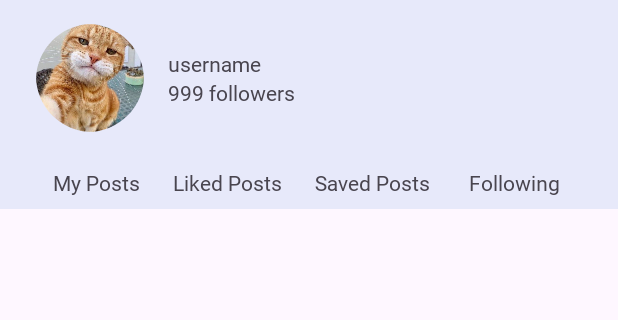
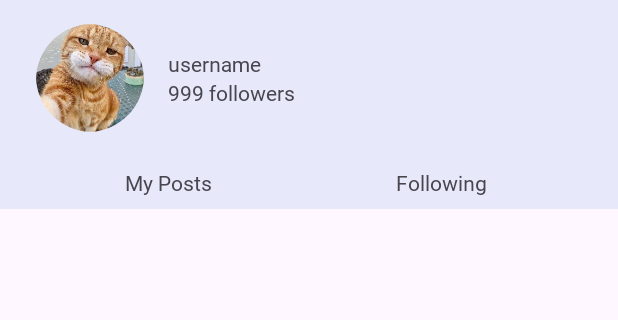
Before and after one commit to alyssaysabelle/Nomads_App, an Android app: the ViewProfile screen opened directly, with no data from a screen before it, on a phone screen of 412 x 824 dp, the part 93-413 px from its top. Run offline under Robolectric (Android 15) with nearby library versions, the phone set to English and light mode, and no system bars; our stand-ins replace Firebase (no records; nobody signed in at launch, a user with empty details on screens opened directly), Picasso; 5 statements that could not run were skipped.

Commit message:
- updated my posts in view profile

```diff
--- a/app/src/main/java/com/mobdeve/s13/group8/nomadsapp/ViewProfile.java
+++ b/app/src/main/java/com/mobdeve/s13/group8/nomadsapp/ViewProfile.java
@@ -65,31 +65,17 @@ public class ViewProfile extends AppCompatActivity {
             }
         });
 
-        /*
         FirebaseFirestore db = FirebaseFirestore.getInstance();
-
-        db.collection("Posts").get().addOnCompleteListener(task -> {
+        // check if user has posts in db
+        db.collection("Posts").whereEqualTo("user.username", currentUser.getUsername()).get().addOnCompleteListener(task -> {
             if (task.isSuccessful()) {
-                if (task.getResult().isEmpty()) {
-                    Toast.makeText(ViewProfile.this, "No posts", Toast.LENGTH_SHORT).show();
-                } else {
-                    posts = new ArrayList<>();
-                    for (QueryDocumentSnapshot document : task.getResult()) {
-                        Post post = document.toObject(Post.class);
-                        posts.add(post);
-                    }
-                    Toast.makeText(ViewProfile.this, posts.size() + " posts", Toast.LENGTH_SHORT).show();
-
-                    // Update the adapter with the new list of posts
-                    OwnProfileAdapter adapter = new OwnProfileAdapter(posts);
-                    ownProfileRecyclerView.setAdapter(adapter);
+                for (QueryDocumentSnapshot document : task.getResult()) {
+                    Post post = document.toObject(Post.class);
+                    posts.add(post);
                 }
-            } else {
-                Toast.makeText(ViewProfile.this, "Error getting posts: " + task.getException().getMessage(), Toast.LENGTH_SHORT).show();
+                updateOwnProfileAdapter();
             }
         });
-
-         */
 
         // check if user has followers
         if (currentUser.getFollowers() == null) {
@@ -141,6 +127,12 @@ public class ViewProfile extends AppCompatActivity {
         }
     }
 
+    private void updateOwnProfileAdapter() {
+        OwnProfileAdapter ownProfileAdapter = new OwnProfileAdapter(posts);
+        ownProfileRecyclerView.setAdapter(ownProfileAdapter);
+        ownProfileAdapter.notifyDataSetChanged();
+    }
+
     private void uploadPicture() {
         final ProgressDialog pd = new ProgressDialog(this);
         pd.setTitle("Uploading...");
--- a/app/src/main/res/layout/activity_view_profile.xml
+++ b/app/src/main/res/layout/activity_view_profile.xml
@@ -108,28 +108,6 @@
                 android:textAlignment="center" />
 
             <TextView
-                android:id="@+id/textView7"
-                android:layout_width="wrap_content"
-                android:layout_height="wrap_content"
-                android:layout_weight="1"
-                android:fontFamily="@font/itim"
-                android:paddingTop="8sp"
-                android:paddingBottom="8sp"
-                android:text="Liked Posts"
-                android:textAlignment="center" />
-
-            <TextView
-                android:id="@+id/textView8"
-                android:layout_width="wrap_content"
-                android:layout_height="wrap_content"
-                android:layout_weight="1"
-                android:fontFamily="@font/itim"
-                android:paddingTop="8sp"
-                android:paddingBottom="8sp"
-                android:text="Saved Posts"
-                android:textAlignment="center" />
-
-            <TextView
                 android:id="@+id/textView9"
                 android:layout_width="wrap_content"
                 android:layout_height="wrap_content"
```
